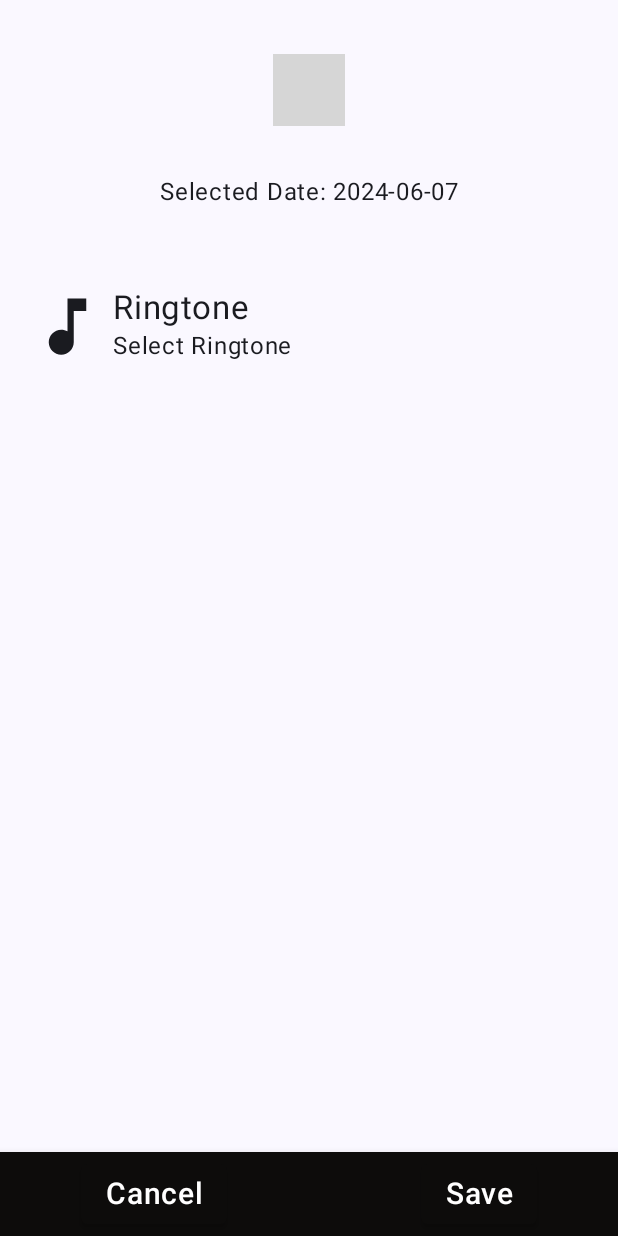
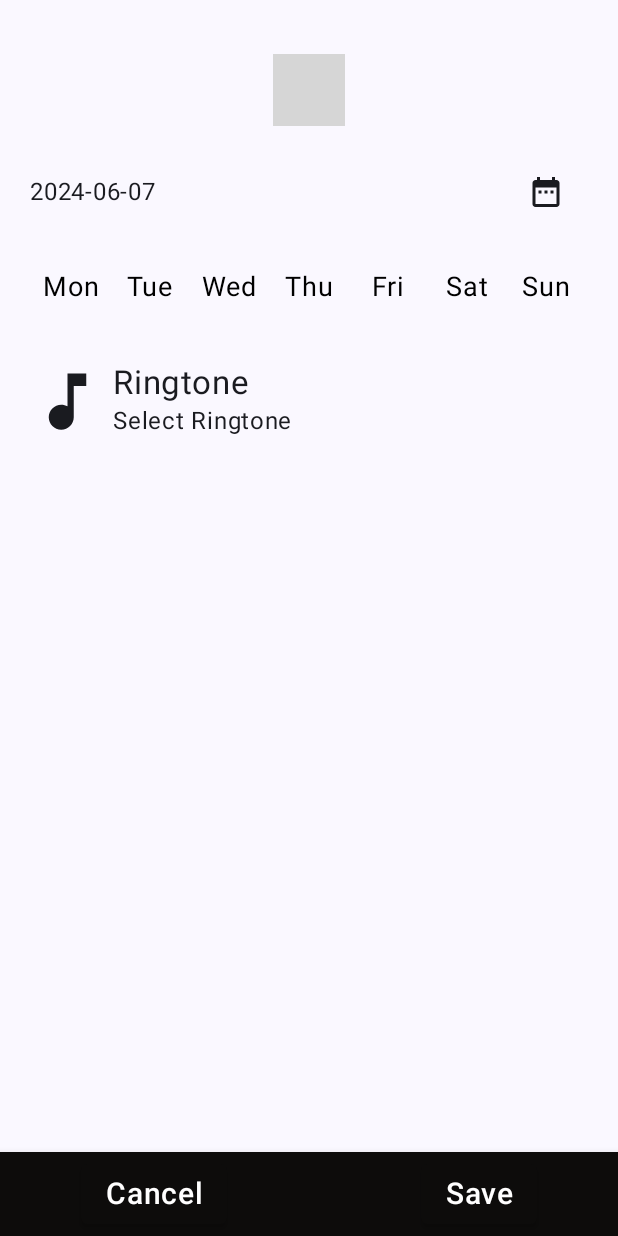
Before and after one commit to Numan52/GameClock, an Android app built with Jetpack Compose: the screen it shows after launch (MainActivity), after a tap on "add alarm", on a phone screen of 412 x 824 dp. Run offline under Robolectric (Android 15) with nearby library versions, the phone set to English and light mode, and no system bars; libraries missing offline, so code that uses them is left out: com.chargemap.compose; 3 statements that could not run were skipped; grey boxes are pictures that could not be loaded.

Commit message:
bug fixes, improvements in AlarmDetailsScreen

```diff
--- a/app/build.gradle.kts
+++ b/app/build.gradle.kts
@@ -55,7 +55,7 @@ dependencies {
     implementation ("androidx.compose.material3:material3:1.0.0-alpha12")
     implementation ("androidx.lifecycle:lifecycle-runtime-ktx:2.4.1")
     implementation ("androidx.activity:activity-compose:1.4.0")
-
+    implementation ("com.google.code.gson:gson:2.8.8")
 
     implementation ("com.google.code.gson:gson:2.8.8")
     implementation("androidx.core:core-ktx:1.13.1")
--- a/app/src/main/java/com/example/gameclock/ViewModels/AlarmViewModel.kt
+++ b/app/src/main/java/com/example/gameclock/ViewModels/AlarmViewModel.kt
@@ -6,6 +6,8 @@ import com.example.gameclock.Repository.AlarmRepository
 import com.example.gameclock.models.Alarm
 import kotlinx.coroutines.flow.MutableStateFlow
 import kotlinx.coroutines.flow.StateFlow
+import java.time.LocalDate
+import java.util.Date
 
 class AlarmViewModel(application: Application) : AndroidViewModel(application) {
     private val repository = AlarmRepository(application)
@@ -14,6 +16,31 @@ class AlarmViewModel(application: Application) : AndroidViewModel(application) {
 
     private val _selectedRingtone = MutableStateFlow<String?>(null)
     val selectedRingtone: StateFlow<String?> get() = _selectedRingtone
+
+    private val _selectedHour =  MutableStateFlow(12)
+    val selectedHour: StateFlow<Int> get() = _selectedHour
+
+    private val _selectedMinute = MutableStateFlow(30)
+    val selectedMinute : StateFlow<Int> get() = _selectedMinute
+
+    private val _selectedDate = MutableStateFlow(LocalDate.now())
+    val selectedDate : MutableStateFlow<LocalDate> get() = _selectedDate
+
+    fun setHour(hour: Int) {
+        _selectedHour.value = hour
+    }
+
+    fun setMinute(minute: Int) {
+        _selectedMinute.value = minute
+    }
+
+    fun setDate(date: LocalDate) {
+        _selectedDate.value = date
+    }
+
+    fun setRingtone(ringtone: String) {
+        _selectedRingtone.value = ringtone
+    }
 
     init {
         _alarms.value = repository.loadAlarms()
@@ -43,4 +70,5 @@ class AlarmViewModel(application: Application) : AndroidViewModel(application) {
     fun setSelectedRingtone(ringtone: String) {
         _selectedRingtone.value = ringtone
     }
+
 }
--- a/app/src/main/java/com/example/gameclock/screens/AlarmDetailsScreen.kt
+++ b/app/src/main/java/com/example/gameclock/screens/AlarmDetailsScreen.kt
@@ -6,19 +6,26 @@ import android.app.DatePickerDialog
 import android.app.PendingIntent
 import android.content.Context
 import android.content.Intent
+import android.util.Log
 import android.widget.DatePicker
+import androidx.compose.foundation.BorderStroke
+import androidx.compose.foundation.background
+import androidx.compose.foundation.border
 import androidx.compose.foundation.clickable
 import androidx.compose.foundation.layout.*
+import androidx.compose.foundation.shape.RoundedCornerShape
+import androidx.compose.material.icons.Icons
+import androidx.compose.material.icons.filled.DateRange
 import androidx.compose.material3.*
 import androidx.compose.runtime.*
 import androidx.compose.ui.Alignment
 import androidx.compose.ui.Modifier
+import androidx.compose.ui.graphics.Color
 import androidx.compose.ui.platform.LocalContext
 import androidx.compose.ui.res.painterResource
 import androidx.compose.ui.text.font.FontWeight
 import androidx.compose.ui.unit.dp
 import androidx.compose.ui.unit.sp
-import androidx.lifecycle.viewmodel.compose.viewModel
 import androidx.navigation.NavController
 import androidx.navigation.NavHostController
 import com.chargemap.compose.numberpicker.FullHours
@@ -50,11 +57,12 @@ fun SetAlarmScreen(
     alarmViewModel: AlarmViewModel,
     context: Context
 ) {
-    var selectedHour by remember { mutableStateOf(12) }
-    var selectedMinute by remember { mutableStateOf(30) }
-    var selectedDate by remember { mutableStateOf(LocalDate.now()) }
+    val selectedHour by alarmViewModel.selectedHour.collectAsState()
+    val selectedMinute by alarmViewModel.selectedMinute.collectAsState()
+    val selectedDate by alarmViewModel.selectedDate.collectAsState()
     val selectedRingtone by alarmViewModel.selectedRingtone.collectAsState()
     var selectedPuzzle by remember { mutableStateOf("simplePuzzle") }
+
 
     Scaffold(
         bottomBar = {
@@ -75,22 +83,36 @@ fun SetAlarmScreen(
         ) {
             Spacer(modifier = Modifier.height(16.dp))
 
-            TimePicker(onTimeSelected = { hour, minute ->
-                selectedHour = hour
-                selectedMinute = minute
+            TimePicker(alarmViewModel = alarmViewModel, onTimeSelected = { hour, minute ->
+                alarmViewModel.setHour(hour)
+                alarmViewModel.setMinute(minute)
+                Log.i("hour and minute", alarmViewModel.selectedHour.value.toString() + ", " + alarmViewModel.selectedMinute.value)
             })
 
             Spacer(modifier = Modifier.height(16.dp))
+            Row(
+                modifier = Modifier
+                    .fillMaxWidth(),
+                horizontalArrangement = Arrangement.SpaceBetween,
+                verticalAlignment = Alignment.CenterVertically,
 
-            DatePicker(onDateSelected = { date ->
-                selectedDate = date
-            })
+
+            ) {
+                Text(text = selectedDate.toString())
+                DatePicker(onDateSelected = { date ->
+                    alarmViewModel.setDate(date)
+                })
+            }
+
+
+            DayPicker()
 
             Spacer(modifier = Modifier.height(16.dp))
 
             AlarmTone(
                 modifier = Modifier.padding(vertical = 20.dp),
                 navController = navController,
+                alarmViewModel = alarmViewModel,
                 alarmId = alarmId ?: UUID.randomUUID().toString()
             )
         }
@@ -98,8 +120,9 @@ fun SetAlarmScreen(
 }
 
 @Composable
-fun TimePicker(onTimeSelected: (hour: Int, minute: Int) -> Unit) {
-    var pickerValue by remember { mutableStateOf<Hours>(FullHours(12, 30)) }
+fun TimePicker(onTimeSelected: (hour: Int, minute: Int) -> Unit, alarmViewModel: AlarmViewModel) {
+    var pickerValue by remember { mutableStateOf<Hours>(FullHours(alarmViewModel.selectedHour.value, alarmViewModel.selectedMinute.value )) }
+
     HoursNumberPicker(
         dividersColor = MaterialTheme.colorScheme.primary,
         leadingZero = false,
@@ -139,18 +162,21 @@ fun DatePicker(onDateSelected: (date: LocalDate) -> Unit) {
             .clickable { datePickerDialog.show() }
             .padding(16.dp)
     ) {
-        Text(text = "Selected Date: ${selectedDate.toString()}")
+        Icon(imageVector = Icons.Default.DateRange, contentDescription = "Date icon")
+//        Text(text = "Selected Date: ${selectedDate.toString()}")
     }
 }
 
+@SuppressLint("StateFlowValueCalledInComposition")
 @Composable
 fun AlarmTone(
     modifier: Modifier = Modifier,
     navController: NavController,
-    alarmId: String
+    alarmId: String,
+    alarmViewModel: AlarmViewModel
 ) {
     val context = LocalContext.current
-    val alarmViewModel = viewModel<AlarmViewModel>()
+    val selectedRingtone by alarmViewModel.selectedRingtone.collectAsState()
 
     Row(
         modifier = modifier
@@ -164,10 +190,60 @@ fun AlarmTone(
                 .padding(start = 5.dp)
         ) {
             Text(text = "Ringtone", fontSize = 22.sp)
-            Text(text = alarmViewModel.selectedRingtone.collectAsState().value ?: "Select Ringtone")
+            Log.i("SelectedRingtone",
+                alarmViewModel.selectedRingtone.value.toString()
+            )
+            Text(text = selectedRingtone ?: "Select Ringtone")
         }
     }
 }
+
+
+// for recurrent alarms (eg. When Mon is selected, alarm will ring every monday)
+@Composable
+fun DayPicker() {
+    val daysOfWeek = listOf("Mon", "Tue", "Wed", "Thu", "Fri", "Sat", "Sun")
+    val selectedDays = remember { mutableStateOf(setOf<String>()) }
+
+    Row(
+        modifier = Modifier
+            .fillMaxWidth()
+            .padding(top = 20.dp),
+        horizontalArrangement = Arrangement.SpaceEvenly
+    ) {
+        daysOfWeek.forEach { day ->
+            val isSelected = selectedDays.value.contains(day)
+            Box(
+                modifier = Modifier
+                    .height(30.dp)
+                    .width(50.dp)
+                    .background(Color.Transparent)
+                    .border(
+                        BorderStroke(
+                            2.dp,
+                            if (isSelected) Color.Blue else Color.Transparent
+                        ),
+                        shape = RoundedCornerShape(5)
+                    )
+                    .clickable {
+                        if (isSelected) {
+                            selectedDays.value -= day
+                        } else {
+                            selectedDays.value += day
+                        }
+                    },
+                contentAlignment = Alignment.Center
+            ) {
+                Text(
+                    text = day,
+                    fontSize = 18.sp,
+                    color = if (isSelected) Color.Blue else Color.Black // Optional text color change
+                )
+            }
+        }
+    }
+}
+
 
 @SuppressLint("ScheduleExactAlarm")
 fun setAlarm(context: Context, alarm: Alarm) {
--- a/app/src/main/java/com/example/gameclock/screens/Homescreen.kt
+++ b/app/src/main/java/com/example/gameclock/screens/Homescreen.kt
@@ -80,9 +80,9 @@ fun AlarmItem(navController: NavHostController, alarm: Alarm, alarmViewModel: Al
     Row(
         modifier = Modifier
             .fillMaxWidth()
-            .clickable {
-                navController.navigate(route = Screen.AlarmDetailsScreen.withId(alarm.id))
-            }
+//            .clickable {
+//                navController.navigate(route = Screen.AlarmDetailsScreen.withId(alarm.id))
+//            }
             .padding(16.dp),
         horizontalArrangement = Arrangement.SpaceBetween,
         verticalAlignment = Alignment.CenterVertically
```
Also changed, not shown: app/src/main/java/com/example/gameclock/screens/RingtoneSelectionScreen.kt (+9 -2 lines).
